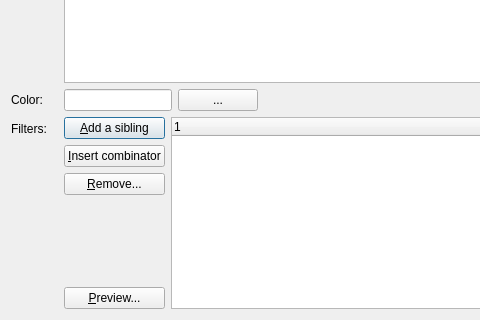
madmaxoft/SkauTan, file DlgEditTemplateItem.ui: the form before one commit; both pictures show x 0 to 480 and y 123 to 443 of the 1029 by 443 pixel window.
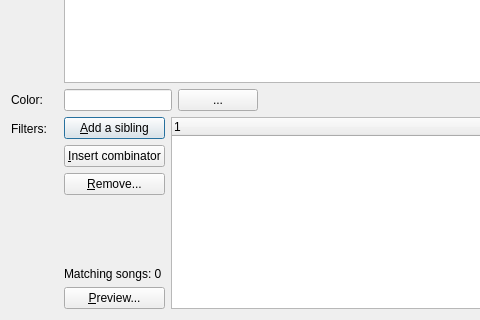
The form after the commit.

Commit message: Display number of songs matching each template item.

The edit to the form file:
```diff
--- a/DlgEditTemplateItem.ui
+++ b/DlgEditTemplateItem.ui
@@ -84,6 +84,13 @@
            </property>
           </spacer>
          </item>
+         <item>
+          <widget class="QLabel" name="lblMatchingSongCount">
+           <property name="text">
+            <string notr="true">Matching songs: 0</string>
+           </property>
+          </widget>
+         </item>
          <item>
           <widget class="QPushButton" name="btnPreview">
            <property name="text">
```
The commit also changes 6 other files.
